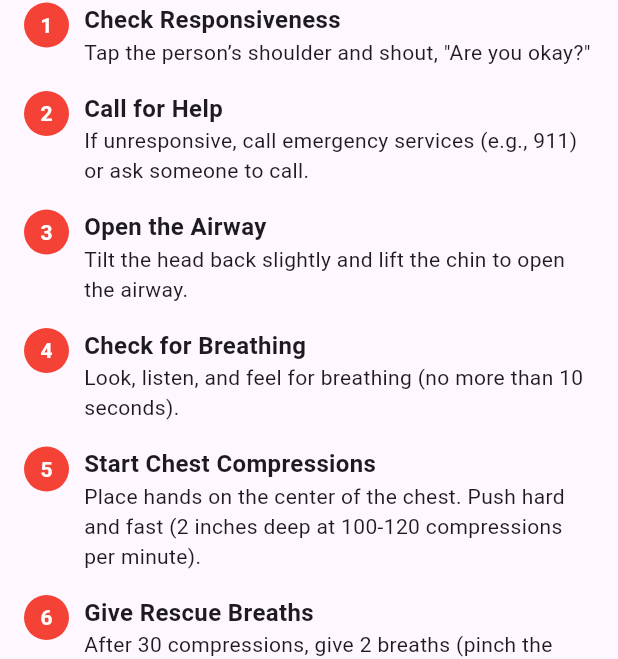
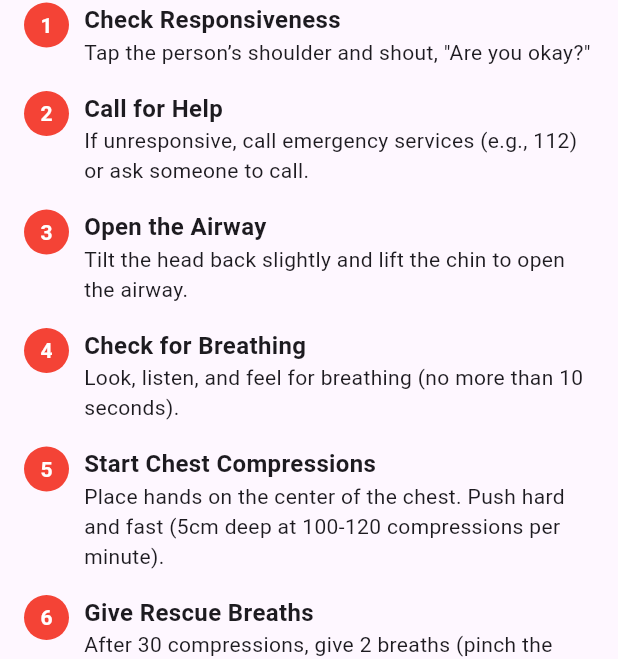
Before and after one commit to yvhiku/psu-first-aid-app, a Flutter app: the CprScreen screen opened directly, scrolled down 576 dp, on a phone screen of 412 x 824 dp. Shown: the part 134-793 px from the top of the screen. Run offline on Flutter 3.47's test engine with Material 3 defaults, Android fonts, the phone set to English and light mode, and no system bars; our stand-ins replace cloud_firestore, country_picker, firebase_auth, firebase_core, firebase_storage, get and 6 more; missing offline and left inert: firebase_app_check; accounts and stored records are empty.

Commit message:
cpr content changed

```diff
--- a/lib/src/features/core/screens/topics/cpr.dart
+++ b/lib/src/features/core/screens/topics/cpr.dart
@@ -84,7 +84,7 @@ class CprScreen extends StatelessWidget {
               number: '2',
               title: 'Call for Help',
               description:
-                  'If unresponsive, call emergency services (e.g., 911) or ask someone to call.',
+                  'If unresponsive, call emergency services (e.g., 112) or ask someone to call.',
             ),
             _buildStep(
               number: '3',
@@ -102,7 +102,7 @@ class CprScreen extends StatelessWidget {
               number: '5',
               title: 'Start Chest Compressions',
               description:
-                  'Place hands on the center of the chest. Push hard and fast (2 inches deep at 100-120 compressions per minute).',
+                  'Place hands on the center of the chest. Push hard and fast (5cm deep at 100-120 compressions per minute).',
             ),
             _buildStep(
               number: '6',
```
